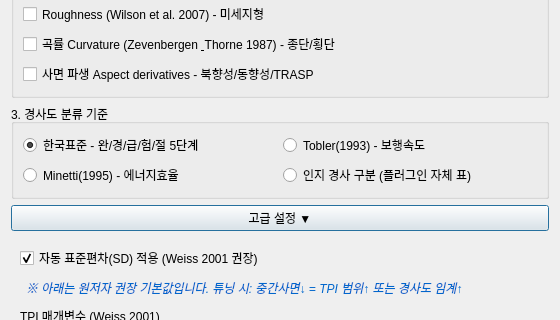
This is tools/terrain_analysis_dialog_base.ui in lzpxilfe/archtoolkit as Qt 5 draws it before an edit; both pictures show x 0 to 560 and y 257 to 577 of the 560 by 826 pixel window. The edited form follows.
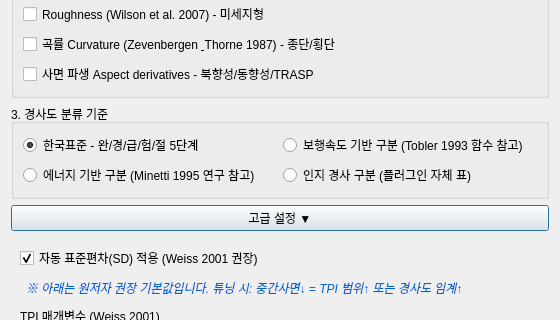
This is the edited form. Custom widgets are drawn as their Qt base class.

Patch:
```diff
--- a/tools/terrain_analysis_dialog_base.ui
+++ b/tools/terrain_analysis_dialog_base.ui
@@ -137,7 +137,7 @@
       <item row="0" column="1">
        <widget class="QRadioButton" name="radioTobler">
         <property name="text">
-         <string>Tobler(1993) - 보행속도</string>
+         <string>보행속도 기반 구분 (Tobler 1993 함수 참고)</string>
         </property>
         <property name="toolTip">
          <string>&lt;html&gt;&lt;b&gt;Tobler 보행속도 함수 (Hiking Function)&lt;/b&gt;&lt;hr/&gt;&lt;i&gt;Tobler, W. (1993). Three Presentations on Geographical Analysis and Modeling: Non-Isotropic Geographic Modeling.&lt;/i&gt;&lt;br/&gt;&lt;br/&gt;경사에 따른 보행 속도 변화를 모델링합니다:&lt;br/&gt;&lt;br/&gt;• 평지 (0°): 시속 ~5km (기본 보행)&lt;br/&gt;• 완경사 (5°): 시속 ~4km&lt;br/&gt;• 경사 (15°): 시속 ~2km&lt;br/&gt;• 급경사 (25°+): 시속 &lt;1km&lt;br/&gt;&lt;br/&gt;&lt;b&gt;고고학 활용:&lt;/b&gt;&lt;br/&gt;• 고대 도로 경로 추정&lt;br/&gt;• 이동 비용 분석 (Cost-Distance)&lt;br/&gt;• 교역로, 순찰로 복원&lt;/html&gt;</string>
@@ -147,7 +147,7 @@
       <item row="1" column="0">
         <widget class="QRadioButton" name="radioMinetti">
          <property name="text">
-          <string>Minetti(1995) - 에너지효율</string>
+          <string>에너지 기반 구분 (Minetti 1995 연구 참고)</string>
          </property>
          <property name="toolTip">
           <string>&lt;html&gt;&lt;b&gt;Minetti 에너지 소비 함수&lt;/b&gt;&lt;hr/&gt;&lt;i&gt;Minetti, A. E. (1995). Optimum gradient of mountain paths. Journal of Applied Physiology 79(5):1698-1703. DOI:10.1152/jappl.1995.79.5.1698.&lt;/i&gt;&lt;br/&gt;&lt;br/&gt;경사에 따른 에너지 소비량(J/kg/m) 변화를 분석합니다.&lt;br/&gt;&lt;br/&gt;&lt;b&gt;고고학 활용:&lt;/b&gt;&lt;br/&gt;• 운반 경로 최적화 분석&lt;br/&gt;• 고대 노동력 추정&lt;/html&gt;</string>
```
Left out of the diff: 4 changed lines with no effect on the pictures.
